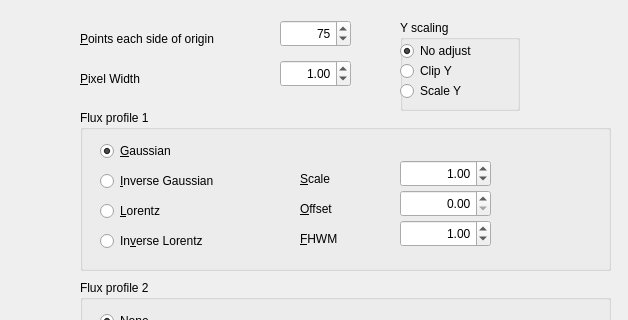
This is Numpy/profiles/fluxprofdlgui.ui in JohnMCollins/python-astro-progs as Qt 5 draws it before an edit; both pictures show x 0 to 628 and y 0 to 320 of the 628 by 572 pixel window. The edited form follows.
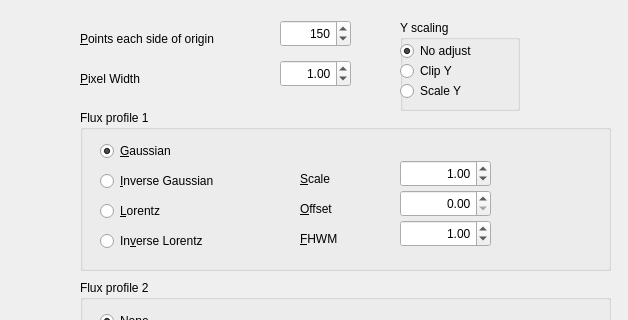
This is the edited form.

Commit message: Move calculations to separate file and default points each side to 150

Diff of the .ui file:
```diff
--- a/Numpy/profiles/fluxprofdlgui.ui
+++ b/Numpy/profiles/fluxprofdlgui.ui
@@ -251,7 +251,7 @@
     <number>1000</number>
    </property>
    <property name="value">
-    <number>75</number>
+    <number>150</number>
    </property>
   </widget>
   <widget class="QLabel" name="label">
```
The commit also changes 2 other files.
